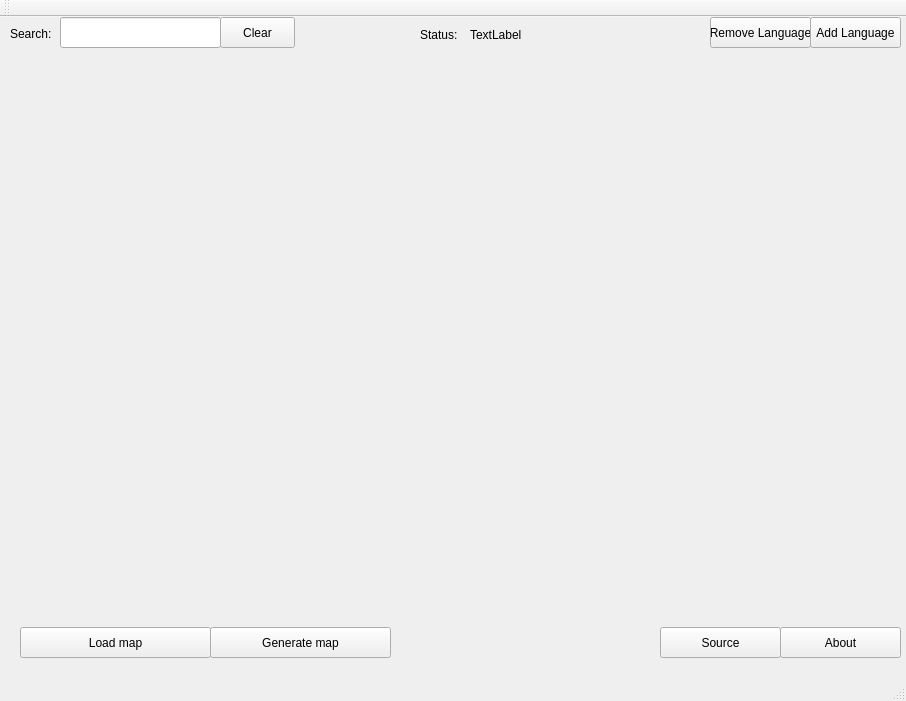
First picture: the form in mainwindow.ui, repository TZer0/Translate, before the edit.
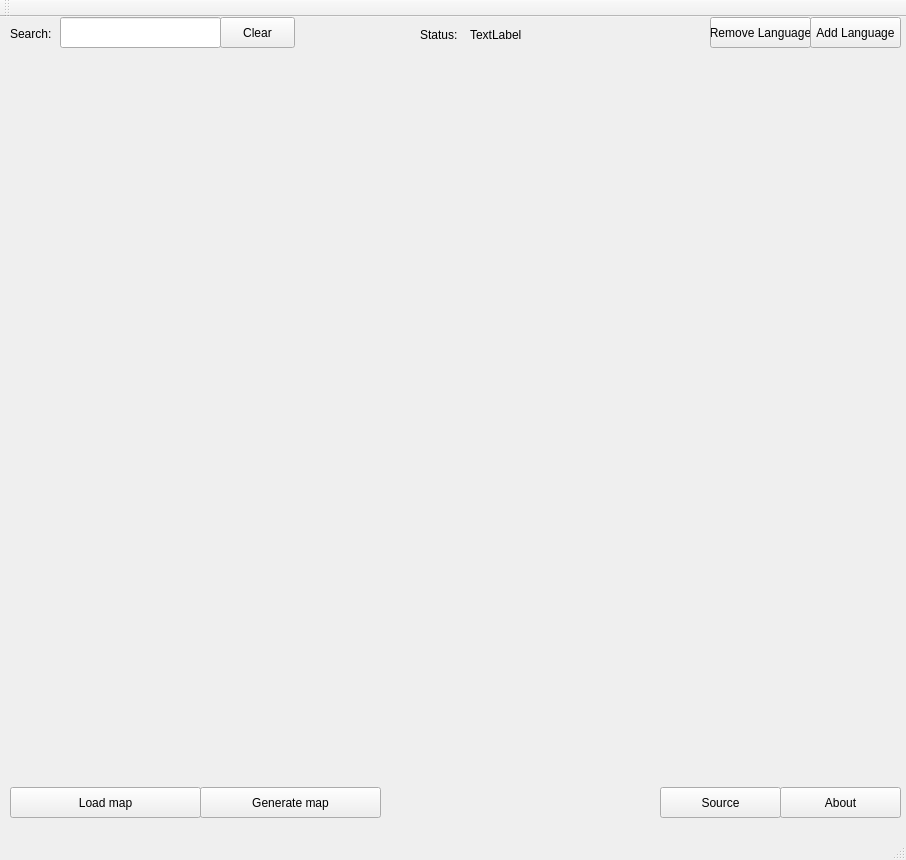
Second picture: the form after the edit.

Commit message: Made the Window bigger.

Diff of the .ui file:
```diff
--- a/mainwindow.ui
+++ b/mainwindow.ui
@@ -7,7 +7,7 @@
     <x>0</x>
     <y>0</y>
     <width>906</width>
-    <height>701</height>
+    <height>860</height>
    </rect>
   </property>
   <property name="windowTitle">
@@ -75,7 +75,7 @@
       <x>20</x>
       <y>40</y>
       <width>881</width>
-      <height>571</height>
+      <height>721</height>
      </rect>
     </property>
     <layout class="QGridLayout" name="grid"/>
@@ -122,8 +122,8 @@
    <widget class="QPushButton" name="load">
     <property name="geometry">
      <rect>
-      <x>20</x>
-      <y>610</y>
+      <x>10</x>
+      <y>770</y>
       <width>191</width>
       <height>31</height>
      </rect>
@@ -135,8 +135,8 @@
    <widget class="QPushButton" name="generate">
     <property name="geometry">
      <rect>
-      <x>210</x>
-      <y>610</y>
+      <x>200</x>
+      <y>770</y>
       <width>181</width>
       <height>31</height>
      </rect>
@@ -149,7 +149,7 @@
     <property name="geometry">
      <rect>
       <x>780</x>
-      <y>610</y>
+      <y>770</y>
       <width>121</width>
       <height>31</height>
      </rect>
@@ -162,7 +162,7 @@
     <property name="geometry">
      <rect>
       <x>660</x>
-      <y>610</y>
+      <y>770</y>
       <width>121</width>
       <height>31</height>
      </rect>
```
The commit also changes 1 other file.
